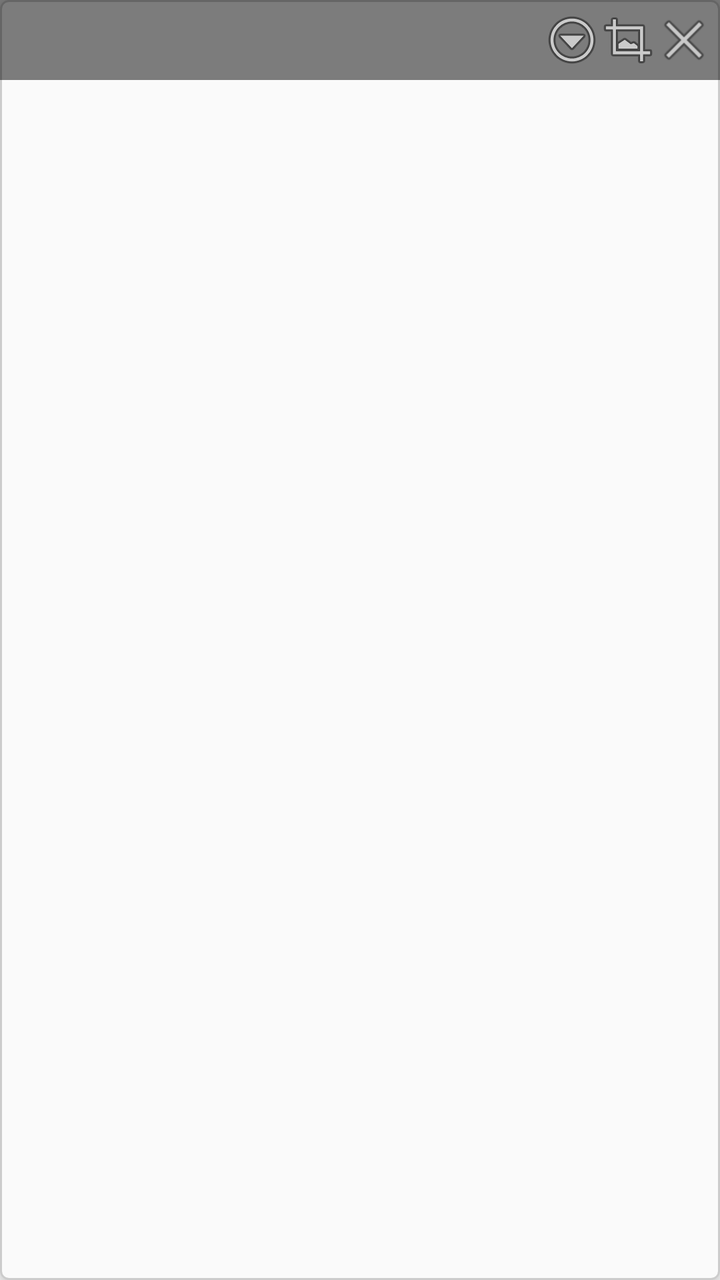
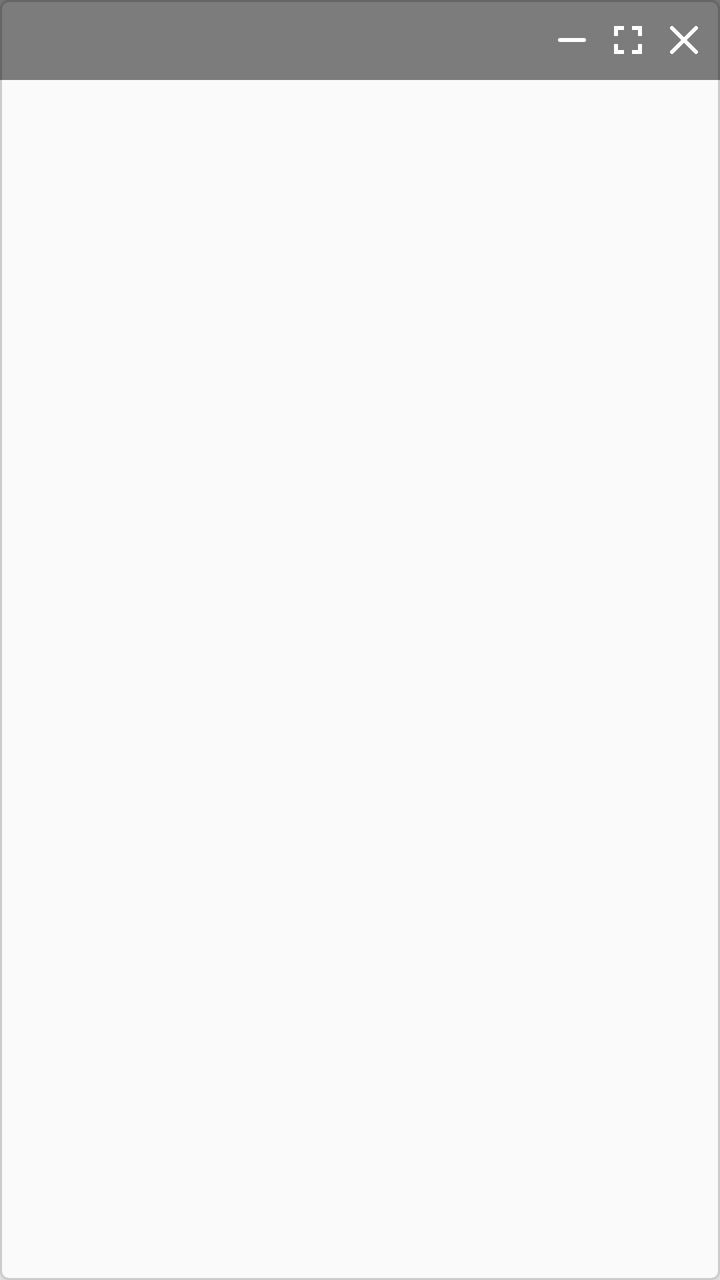

An Android layout rendered at two revisions. The XML below is the earlier revision; the diff shows what the commit changed to produce the second picture.
<!-- AndroidManifest.xml: application theme Theme.Save_box -->
<!-- res/layout/view_floating_window.xml -->
<?xml version="1.0" encoding="utf-8"?>
<FrameLayout xmlns:android="http://schemas.android.com/apk/res/android"
    android:id="@+id/floatingRoot"
    android:layout_width="match_parent"
    android:layout_height="match_parent"
    android:background="@drawable/bg_floating_window"
    android:elevation="8dp">

    <FrameLayout
        android:id="@+id/contentContainer"
        android:layout_width="match_parent"
        android:layout_height="match_parent" />

    <LinearLayout
        android:id="@+id/titleBar"
        android:layout_width="match_parent"
        android:layout_height="40dp"
        android:layout_gravity="top"
        android:background="#80000000"
        android:gravity="center_vertical"
        android:orientation="horizontal"
        android:paddingStart="10dp"
        android:paddingEnd="4dp"
        android:visibility="visible">

        <TextView
            android:id="@+id/tvTitle"
            android:layout_width="0dp"
            android:layout_height="wrap_content"
            android:layout_weight="1"
            android:ellipsize="middle"
            android:maxLines="1"
            android:textColor="@android:color/white"
            android:textSize="12sp" />

        <ImageButton
            android:id="@+id/btnMute"
            android:layout_width="28dp"
            android:layout_height="28dp"
            android:background="?attr/selectableItemBackgroundBorderless"
            android:contentDescription="@string/mute"
            android:src="@android:drawable/ic_lock_silent_mode"
            android:visibility="gone" />

        <ImageButton
            android:id="@+id/btnEdit"
            android:layout_width="28dp"
            android:layout_height="28dp"
            android:background="?attr/selectableItemBackgroundBorderless"
            android:contentDescription="@string/video_edit"
            android:src="@android:drawable/ic_menu_edit"
            android:visibility="gone" />

        <ImageButton
            android:id="@+id/btnMinimize"
            android:layout_width="28dp"
            android:layout_height="28dp"
            android:background="?attr/selectableItemBackgroundBorderless"
            android:contentDescription="@string/minimize"
            android:src="@android:drawable/ic_menu_more" />

        <ImageButton
            android:id="@+id/btnFullscreen"
            android:layout_width="28dp"
            android:layout_height="28dp"
            android:background="?attr/selectableItemBackgroundBorderless"
            android:contentDescription="@string/fullscreen"
            android:src="@android:drawable/ic_menu_crop" />

        <ImageButton
            android:id="@+id/btnClose"
            android:layout_width="28dp"
            android:layout_height="28dp"
            android:background="?attr/selectableItemBackgroundBorderless"
            android:contentDescription="@string/close"
            android:src="@android:drawable/ic_menu_close_clear_cancel" />

    </LinearLayout>

    <LinearLayout
        android:id="@+id/volumeBar"
        android:layout_width="match_parent"
        android:layout_height="40dp"
        android:layout_gravity="top"
        android:layout_marginTop="40dp"
        android:background="#80000000"
        android:gravity="center_vertical"
        android:orientation="horizontal"
        android:paddingStart="12dp"
        android:paddingEnd="12dp"
        android:visibility="gone">

        <SeekBar
            android:id="@+id/sbVolume"
            android:layout_width="0dp"
            android:layout_height="wrap_content"
            android:layout_weight="1"
            android:max="100"
            android:progress="50"
            android:thumbTint="#FF6200EE"
            android:progressTint="#FF6200EE" />

    </LinearLayout>

</FrameLayout>
<!-- resources referenced by this layout -->
<resources>
  <!-- drawable bg_floating_window (drawable) -->
  <?xml version="1.0" encoding="utf-8"?>
  <shape xmlns:android="http://schemas.android.com/apk/res/android"
      android:shape="rectangle">
      <solid android:color="#FAFAFA" />
      <corners android:radius="4dp" />
      <stroke
          android:width="1dp"
          android:color="#CCCCCC" />
  </shape>
  <string name="close">关闭</string>
  <string name="fullscreen">全屏</string>
  <string name="minimize">最小化</string>
  <string name="mute">静音</string>
  <string name="video_edit">编辑视频</string>
  <style name="Theme.Save_box" parent="Theme.MaterialComponents.DayNight.DarkActionBar">
          <item name="colorPrimary">@color/purple_500</item>
          <item name="colorPrimaryVariant">@color/purple_700</item>
          <item name="colorOnPrimary">@color/white</item>
          <item name="colorSecondary">@color/teal_200</item>
          <item name="colorSecondaryVariant">@color/teal_700</item>
          <item name="colorOnSecondary">@color/black</item>
          <item name="android:statusBarColor">@color/purple_700</item>
      </style>
  <color name="purple_500">#FF6200EE</color>
  <color name="purple_700">#FF3700B3</color>
  <color name="white">#FFFFFFFF</color>
  <color name="teal_200">#FF03DAC5</color>
  <color name="teal_700">#FF018786</color>
  <color name="black">#FF000000</color>
</resources>

<!-- the commit's change to res/layout/view_floating_window.xml (unified diff, before → after) -->
@@ -39,7 +39,7 @@
             android:layout_height="28dp"
             android:background="?attr/selectableItemBackgroundBorderless"
             android:contentDescription="@string/mute"
-            android:src="@android:drawable/ic_lock_silent_mode"
+            android:src="@drawable/ic_playback_volume_on"
             android:visibility="gone" />
 
         <ImageButton
@@ -48,7 +48,7 @@
             android:layout_height="28dp"
             android:background="?attr/selectableItemBackgroundBorderless"
             android:contentDescription="@string/video_edit"
-            android:src="@android:drawable/ic_menu_edit"
+            android:src="@drawable/ic_playback_edit"
             android:visibility="gone" />
 
         <ImageButton
@@ -57,7 +57,7 @@
             android:layout_height="28dp"
             android:background="?attr/selectableItemBackgroundBorderless"
             android:contentDescription="@string/minimize"
-            android:src="@android:drawable/ic_menu_more" />
+            android:src="@drawable/ic_playback_minimize" />
 
         <ImageButton
             android:id="@+id/btnFullscreen"
@@ -65,7 +65,7 @@
             android:layout_height="28dp"
             android:background="?attr/selectableItemBackgroundBorderless"
             android:contentDescription="@string/fullscreen"
-            android:src="@android:drawable/ic_menu_crop" />
+            android:src="@drawable/ic_playback_fullscreen" />
 
         <ImageButton
             android:id="@+id/btnClose"
@@ -73,7 +73,7 @@
             android:layout_height="28dp"
             android:background="?attr/selectableItemBackgroundBorderless"
             android:contentDescription="@string/close"
-            android:src="@android:drawable/ic_menu_close_clear_cancel" />
+            android:src="@drawable/ic_playback_close" />
 
     </LinearLayout>
 
<!-- resource entries referenced after the edit -->
@@ -10,6 +10,76 @@
           android:width="1dp"
           android:color="#CCCCCC" />
   </shape>
+  <!-- drawable ic_playback_close (drawable) -->
+  <vector xmlns:android="http://schemas.android.com/apk/res/android"
+      android:width="24dp"
+      android:height="24dp"
+      android:viewportWidth="24"
+      android:viewportHeight="24">
+      <path
+          android:strokeColor="@android:color/white"
+          android:strokeWidth="2"
+          android:strokeLineCap="round"
+          android:pathData="M6,6l12,12M18,6l-12,12" />
+  </vector>
+  <!-- drawable ic_playback_edit (drawable) -->
+  <vector xmlns:android="http://schemas.android.com/apk/res/android"
+      android:width="24dp"
+      android:height="24dp"
+      android:viewportWidth="24"
+      android:viewportHeight="24">
+      <path
+          android:fillColor="@android:color/white"
+          android:pathData="M3,17.25V21h3.75L17.81,9.94l-3.75,-3.75L3,17.25z" />
+      <path
+          android:fillColor="@android:color/white"
+          android:pathData="M20.71,7.04c0.39,-0.39 0.39,-1.02 0,-1.41l-2.34,-2.34c-0.39,-0.39 -1.02,-0.39 -1.41,0l-1.83,1.83 3.75,3.75 1.83,-1.83z" />
+  </vector>
+  <!-- drawable ic_playback_fullscreen (drawable) -->
+  <vector xmlns:android="http://schemas.android.com/apk/res/android"
+      android:width="24dp"
+      android:height="24dp"
+      android:viewportWidth="24"
+      android:viewportHeight="24">
+      
+      <path
+          android:fillColor="@android:color/white"
+          android:pathData="M7,14L5,14v5h5v-2L7,17v-3zM5,10h2L7,7h3L10,5L5,5v5zM17,17h-3v2h5v-5h-2v3zM14,5v2h3v3h2L19,5h-5z" />
+  </vector>
+  <!-- drawable ic_playback_minimize (drawable) -->
+  <vector xmlns:android="http://schemas.android.com/apk/res/android"
+      android:width="24dp"
+      android:height="24dp"
+      android:viewportWidth="24"
+      android:viewportHeight="24">
+      <path
+          android:strokeColor="@android:color/white"
+          android:strokeWidth="2"
+          android:strokeLineCap="round"
+          android:pathData="M18,12H6" />
+  </vector>
+  <!-- drawable ic_playback_volume_on (drawable) -->
+  <vector xmlns:android="http://schemas.android.com/apk/res/android"
+      android:width="24dp"
+      android:height="24dp"
+      android:viewportWidth="24"
+      android:viewportHeight="24">
+      <path
+          android:fillColor="@android:color/white"
+          android:pathData="M3,9v6h4l5,5V4L7,9H3z" />
+      <path
+          android:fillColor="#00000000"
+          android:pathData="M16,7.5c1.3,1.8 1.3,4.2 0,6"
+          android:strokeColor="@android:color/white"
+          android:strokeWidth="2"
+          android:strokeLineCap="round" />
+      <path
+          android:fillColor="#00000000"
+          android:pathData="M19,5c2.5,3.5 2.5,8.5 0,12"
+          android:strokeColor="@android:color/white"
+          android:strokeWidth="2"
+          android:strokeLineCap="round" />
+  </vector>
   <string name="close">关闭</string>
   <string name="fullscreen">全屏</string>
   <string name="minimize">最小化</string>
